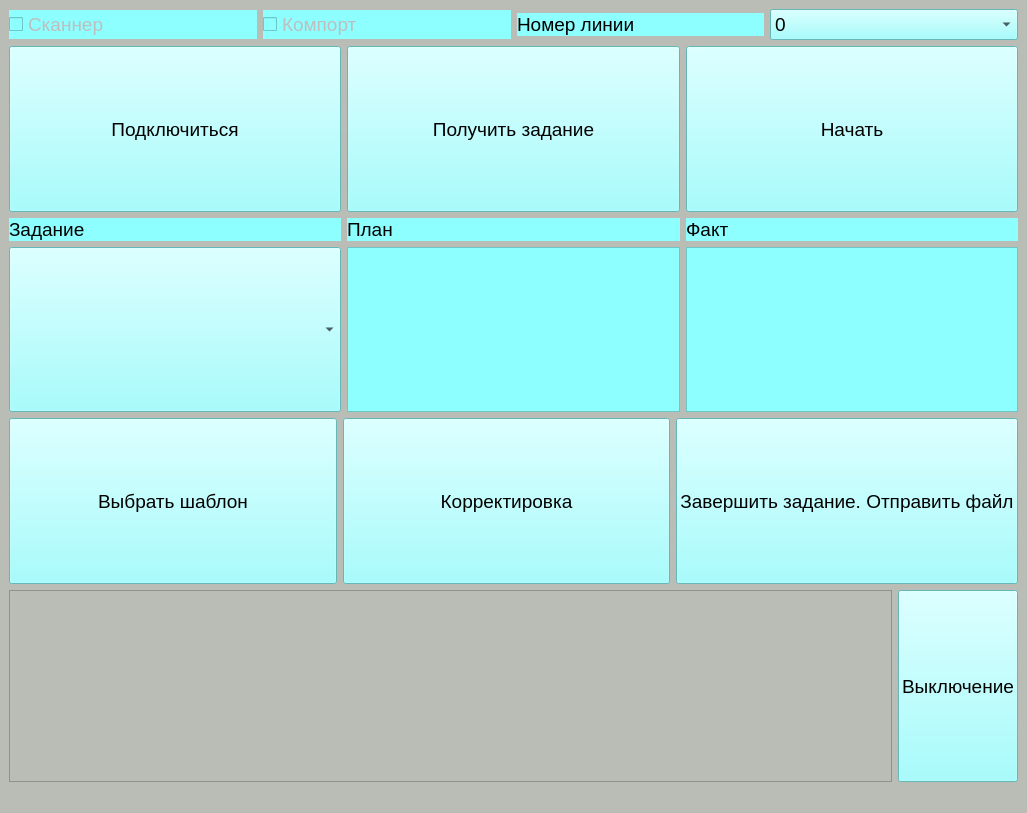
Qt form untitled.ui (avovana/slave_controller) before a commit.
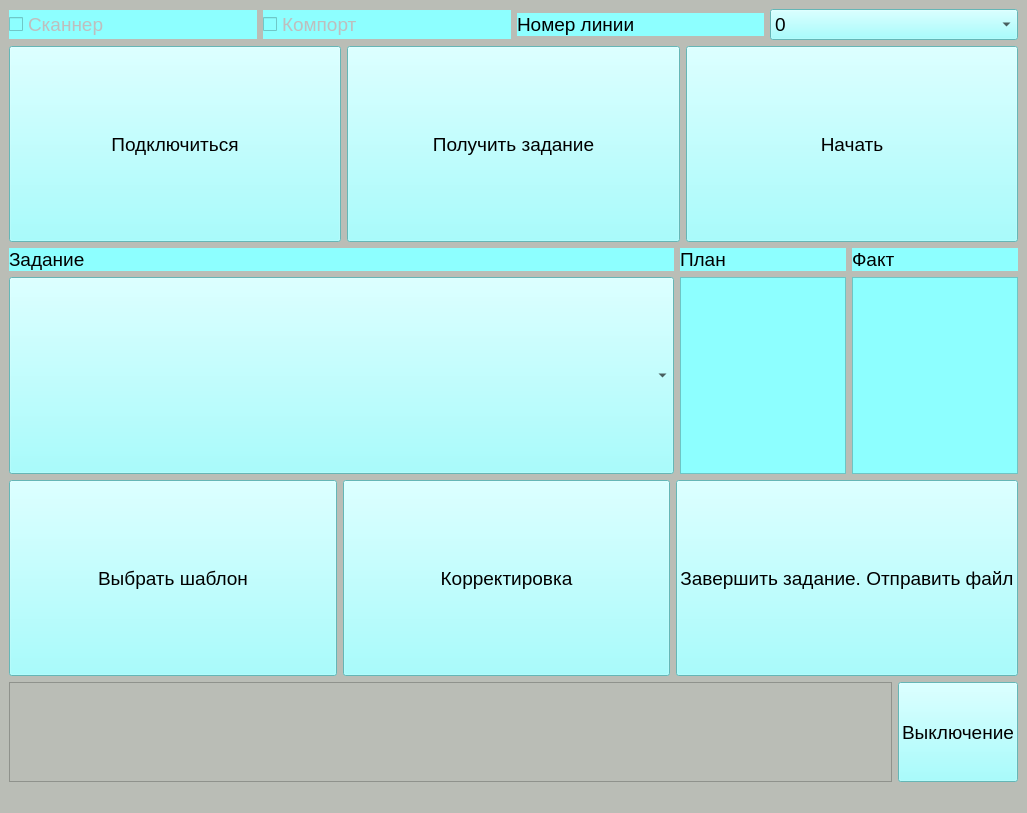
The same form after that commit.

Patch:
```diff
--- a/untitled.ui
+++ b/untitled.ui
@@ -182,7 +182,7 @@
      </layout>
     </item>
     <item>
-     <layout class="QHBoxLayout" name="horizontalLayout_6">
+     <layout class="QHBoxLayout" name="horizontalLayout_6" stretch="4,1,1">
       <item>
        <widget class="QLabel" name="product_name_label">
         <property name="sizePolicy">
@@ -249,7 +249,7 @@
      </layout>
     </item>
     <item>
-     <layout class="QHBoxLayout" name="horizontalLayout_5">
+     <layout class="QHBoxLayout" name="horizontalLayout_5" stretch="4,1,1">
       <item>
        <widget class="QComboBox" name="name_combobox">
         <property name="sizePolicy">
@@ -407,6 +407,24 @@
      <layout class="QHBoxLayout" name="horizontalLayout_8">
       <item>
        <widget class="QTextBrowser" name="text_browser">
+        <property name="sizePolicy">
+         <sizepolicy hsizetype="Expanding" vsizetype="Fixed">
+          <horstretch>0</horstretch>
+          <verstretch>0</verstretch>
+         </sizepolicy>
+        </property>
+        <property name="minimumSize">
+         <size>
+          <width>0</width>
+          <height>100</height>
+         </size>
+        </property>
+        <property name="maximumSize">
+         <size>
+          <width>16777215</width>
+          <height>100</height>
+         </size>
+        </property>
         <property name="palette">
          <palette>
           <active>
@@ -854,7 +872,7 @@
       <item>
        <widget class="QPushButton" name="exit_button">
         <property name="sizePolicy">
-         <sizepolicy hsizetype="Minimum" vsizetype="Expanding">
+         <sizepolicy hsizetype="Minimum" vsizetype="Minimum">
           <horstretch>0</horstretch>
           <verstretch>0</verstretch>
          </sizepolicy>
```
